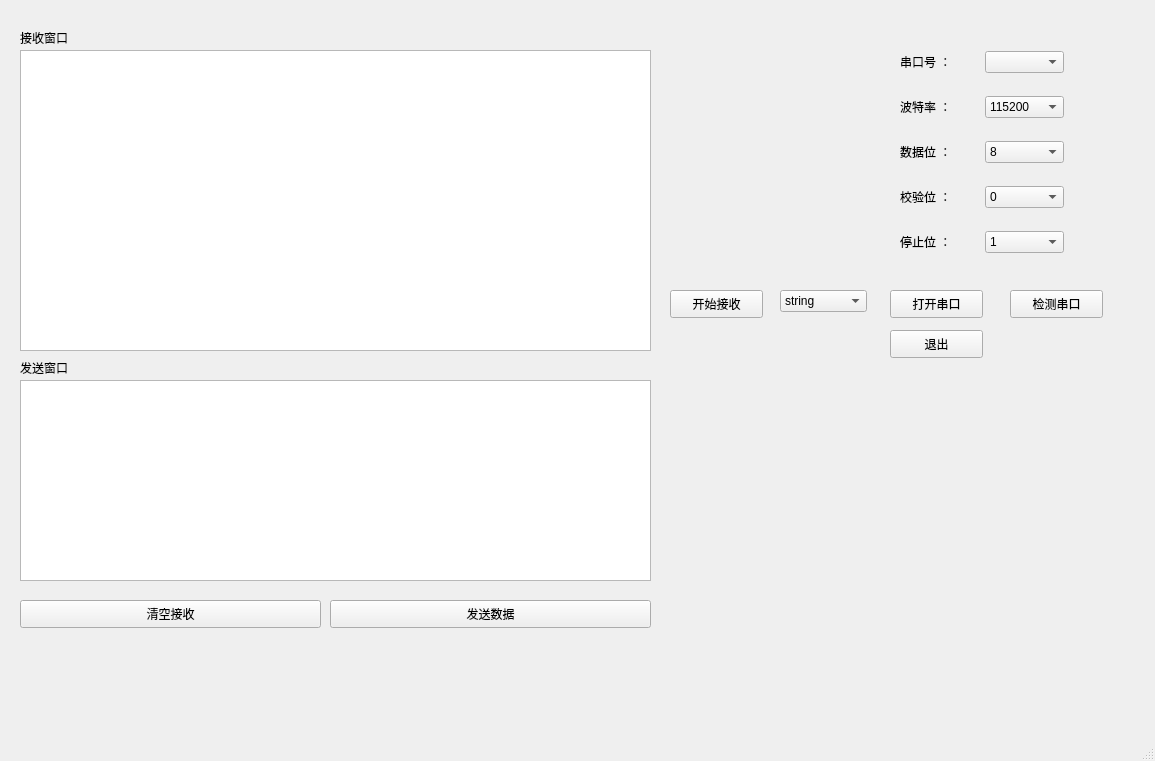
Before: the Qt Designer form ComTest/comtest.ui in CrainTang/ComTest, drawn with Qt 5.
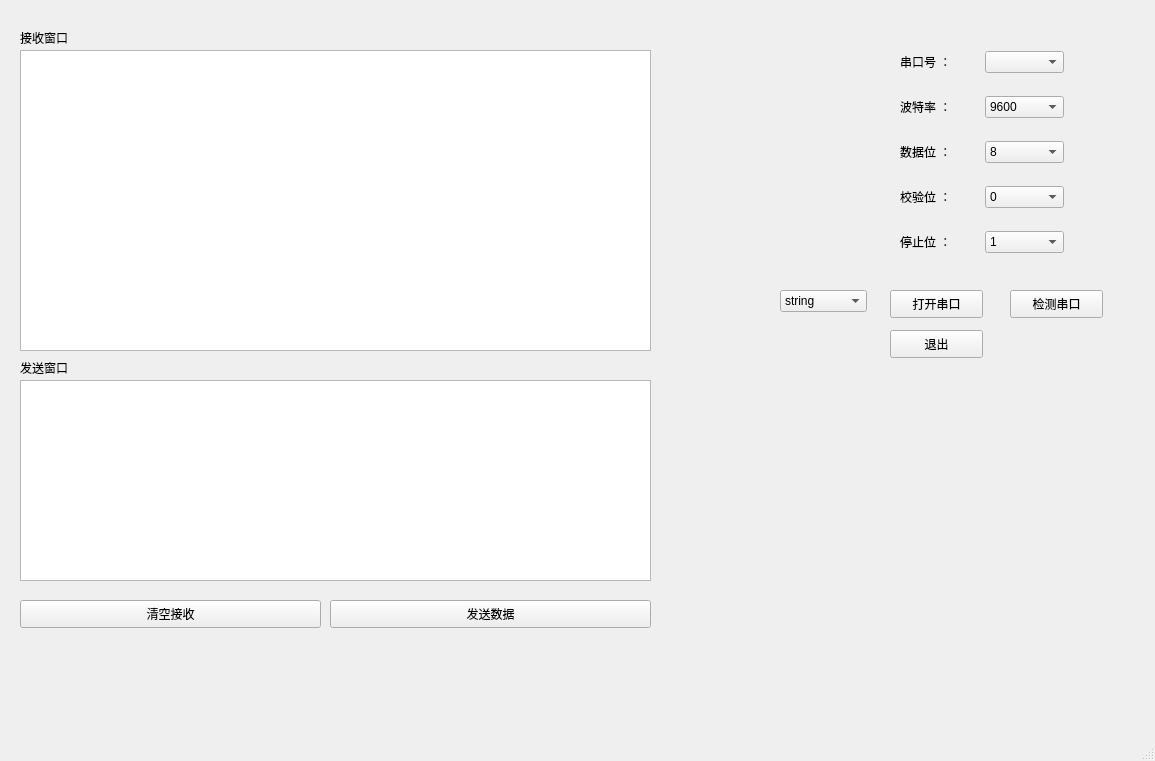
After: the same form once the commit is applied. Custom widgets are drawn as their Qt base class.

Commit message: 可接收发送字符

What changed in the file:
```diff
--- a/ComTest/comtest.ui
+++ b/ComTest/comtest.ui
@@ -86,19 +86,6 @@
      <string>发送数据</string>
     </property>
    </widget>
-   <widget class="QPushButton" name="pushButton_5">
-    <property name="geometry">
-     <rect>
-      <x>670</x>
-      <y>290</y>
-      <width>93</width>
-      <height>28</height>
-     </rect>
-    </property>
-    <property name="text">
-     <string>开始接收</string>
-    </property>
-   </widget>
    <widget class="QPushButton" name="clearButton">
     <property name="geometry">
      <rect>
@@ -177,16 +164,6 @@
      </item>
      <item row="1" column="1">
       <widget class="QComboBox" name="baudrateBox">
-       <item>
-        <property name="text">
-         <string>115200</string>
-        </property>
-       </item>
-       <item>
-        <property name="text">
-         <string>19200</string>
-        </property>
-       </item>
        <item>
         <property name="text">
          <string>9600</string>
```
Left out of the diff: 10 changed lines with no effect on the pictures. The commit also changes 19 other files.
